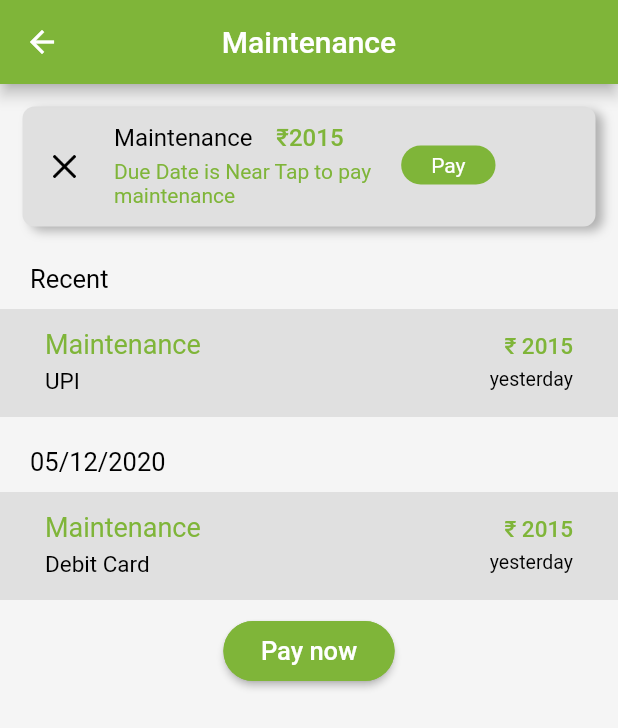
After one commit to Surenraj/DGC, a Flutter app: the screen it shows after launch, after a tap on "Maintenance", on a phone screen of 412 x 824 dp. The commit adds this screen. Shown: the top 728 px of the screen. Run offline on Flutter 3.47's test engine with Material 2 defaults, Android fonts, the phone set to English and light mode, and no system bars; our stand-ins replace awesome_dialog, eva_icons_flutter, flutter_svg, google_fonts, table_calendar; missing offline and left inert: date_range_picker.

Commit message:
21-06-2021

```diff
--- a/lib/user/UserHomePage.dart
+++ b/lib/user/UserHomePage.dart
@@ -7,6 +7,8 @@ import 'package:google_fonts/google_fonts.dart';
 import './Visitors/VisitorsLog.dart';
 import 'userNotification.dart';
 import './Tickets/userTicket.dart';
+import './events/UserEvents.dart';
+import './events/UserEventMaintenance.dart';
 
 class UserHomePage extends StatefulWidget {
   @override
@@ -275,7 +277,13 @@ class _UserHomePageState extends State<UserHomePage> {
                         height: 80,
                         margin: EdgeInsets.only(left: 20, right: 20, top: 10),
                         child: GestureDetector(
-                            onTap: () {},
+                            onTap: () {
+                              Navigator.push(
+                                context,
+                                MaterialPageRoute(
+                                    builder: (context) => UserEvents()),
+                              );
+                            },
                             child: new Card(
                               color: Color(0xFF7Fb539),
                               shape: RoundedRectangleBorder(
@@ -362,7 +370,14 @@ class _UserHomePageState extends State<UserHomePage> {
                         height: 80,
                         margin: EdgeInsets.only(left: 20, right: 20, top: 10),
                         child: GestureDetector(
-                            onTap: () {},
+                            onTap: () {
+                              Navigator.push(
+                                context,
+                                MaterialPageRoute(
+                                    builder: (context) =>
+                                        UserEventMaintenance()),
+                              );
+                            },
                             child: new Card(
                               color: Color(0xFF7Fb539),
                               shape: RoundedRectangleBorder(
@@ -419,6 +434,14 @@ class _UserHomePageState extends State<UserHomePage> {
                 Expanded(
                     child: Container(
                         margin: EdgeInsets.only(left: 16, right: 16, top: 5),
+                        child: GestureDetector(
+                          onTap: () {
+                            Navigator.push(
+                              context,
+                              MaterialPageRoute(
+                                  builder: (context) => UserEventMaintenance()),
+                            );
+                          },
                           child: Text(
                             "Maintenance",
                             textAlign: TextAlign.center,
@@ -426,6 +449,7 @@ class _UserHomePageState extends State<UserHomePage> {
                                 fontSize: 13,
                                 fontWeight: FontWeight.w500,
                                 color: Colors.black),
+                          ),
                         ))),
                 Expanded(
                     child: Container(
--- /dev/null
+++ b/lib/user/events/UserEventMaintenance.dart
@@ -0,0 +1,272 @@
+import 'package:flutter/material.dart';
+import 'package:flutter/services.dart';
+
+class UserEventMaintenance extends StatefulWidget {
+  const UserEventMaintenance({Key? key}) : super(key: key);
+
+  @override
+  _UserEventMaintenanceState createState() => _UserEventMaintenanceState();
+}
+
+class _UserEventMaintenanceState extends State<UserEventMaintenance> {
+  @override
+  Widget build(BuildContext context) {
+    SystemChrome.setSystemUIOverlayStyle(SystemUiOverlayStyle(
+      statusBarColor: Color(0xFF7Fb539),
+      statusBarBrightness: Brightness.light,
+      statusBarIconBrightness: Brightness.light,
+      systemNavigationBarColor: Color(0xFF7Fb539),
+      systemNavigationBarIconBrightness: Brightness.light,
+    ));
+    return Scaffold(
+        backgroundColor: Colors.grey[100],
+        appBar: AppBar(
+          backgroundColor: Color(0xFF7Fb539),
+          leading: IconButton(
+            icon: Icon(Icons.arrow_back, color: Colors.white),
+            onPressed: () => Navigator.of(context).pop(),
+          ),
+          title: Text("Maintenance"),
+          centerTitle: true,
+        ),
+        body: SingleChildScrollView(
+          child: Column(
+            children: [
+              Container(
+                  margin: const EdgeInsets.all(15.0),
+                  padding: const EdgeInsets.all(8.0),
+                  height: 80,
+                  decoration: BoxDecoration(
+                    boxShadow: <BoxShadow>[
+                      BoxShadow(
+                        color: Colors.grey.withOpacity(0.8),
+                        blurRadius: 5,
+                        offset: Offset(5, 3),
+                      ),
+                    ],
+                    color: Colors.grey.shade300,
+                    borderRadius: BorderRadius.circular(8),
+                  ),
+                  child: Stack(children: <Widget>[
+                    Row(children: <Widget>[
+                      CircleAvatar(
+                        backgroundColor: Colors.grey.shade300,
+                        radius: 20.0,
+                        child: Image.asset('images/cancel.png',
+                            height: 15, width: 15),
+                      ),
+                      Column(
+                          crossAxisAlignment: CrossAxisAlignment.start,
+                          children: <Widget>[
+                            Container(
+                                alignment: Alignment.topLeft,
+                                padding:
+                                    const EdgeInsets.only(left: 13.0, top: 3.0),
+                                child: RichText(
+                                    text: TextSpan(
+                                        text: "Maintenance",
+                                        style: TextStyle(
+                                            fontSize: 16,
+                                            fontWeight: FontWeight.w400,
+                                            color: Colors.black),
+                                        children: <TextSpan>[
+                                      TextSpan(
+                                        text: "    ₹2015",
+                                        style: TextStyle(
+                                            fontSize: 16,
+                                            fontWeight: FontWeight.w500,
+                                            color: Color(0xFF7Fb539)),
+                                      )
+                                    ]))),
+                            Container(
+                                padding:
+                                    const EdgeInsets.only(left: 13.0, top: 5.0),
+                                child: Text(
+                                    "Due Date is Near Tap to pay" +
+                                        "\n" +
+                                        "maintenance",
+                                    textAlign: TextAlign.left,
+                                    style: TextStyle(
+                                        fontSize: 14,
+                                        fontWeight: FontWeight.w400,
+                                        color: Color(0xFF7Fb539)))),
+                          ]),
+                      Column(
+                          mainAxisAlignment: MainAxisAlignment.end,
+                          crossAxisAlignment: CrossAxisAlignment.end,
+                          children: <Widget>[
+                            Container(
+                                margin: const EdgeInsets.only(left: 20.0),
+                                decoration: BoxDecoration(
+                                    color: Color(0xFF7Fb539),
+                                    borderRadius: BorderRadius.all(
+                                      Radius.circular(20),
+                                    )),
+                                child: Padding(
+                                  padding: const EdgeInsets.only(
+                                      left: 20.0,
+                                      right: 20.0,
+                                      top: 5.0,
+                                      bottom: 5),
+                                  child: Text("Pay",
+                                      style: TextStyle(color: Colors.white)),
+                                )),
+                            Container(
+                                padding: const EdgeInsets.only(top: 5.0),
+                                child: Text(" ",
+                                    textAlign: TextAlign.right,
+                                    style: TextStyle(
+                                        fontSize: 13,
+                                        fontWeight: FontWeight.w400,
+                                        color: Colors.black))),
+                          ]),
+                    ])
+                  ])),
+              Container(
+                  padding:
+                      const EdgeInsets.only(left: 20.0, top: 10.0, right: 20.0),
+                  child: Align(
+                      alignment: Alignment.topLeft,
+                      child: Text("Recent",
+                          style: TextStyle(
+                              fontSize: 17,
+                              fontWeight: FontWeight.w400,
+                              color: Colors.black)))),
+              Container(
+                margin: const EdgeInsets.only(top: 10, bottom: 10),
+                padding: const EdgeInsets.only(left: 30, right: 30, bottom: 15),
+                decoration: BoxDecoration(
+                  color: Colors.grey.shade300,
+                ),
+                child: Row(
+                    mainAxisAlignment: MainAxisAlignment.spaceBetween,
+                    children: <Widget>[
+                      Column(
+                          mainAxisAlignment: MainAxisAlignment.start,
+                          crossAxisAlignment: CrossAxisAlignment.start,
+                          children: <Widget>[
+                            Container(
+                                alignment: Alignment.topLeft,
+                                padding: const EdgeInsets.only(top: 13.0),
+                                child: Text("Maintenance",
+                                    textAlign: TextAlign.left,
+                                    style: TextStyle(
+                                        fontSize: 18,
+                                        fontWeight: FontWeight.w400,
+                                        color: Color(0xFF7Fb539)))),
+                            Container(
+                                padding: const EdgeInsets.only(top: 5.0),
+                                child: Text("UPI",
+                                    textAlign: TextAlign.left,
+                                    style: TextStyle(
+                                        fontSize: 15,
+                                        fontWeight: FontWeight.w400,
+                                        color: Colors.black))),
+                          ]),
+                      SizedBox(height: 13),
+                      Column(
+                          mainAxisAlignment: MainAxisAlignment.end,
+                          crossAxisAlignment: CrossAxisAlignment.end,
+                          children: <Widget>[
+                            Container(
+                                padding: const EdgeInsets.only(top: 13.0),
+                                child: Text("₹ 2015",
+                                    textAlign: TextAlign.right,
+                                    style: TextStyle(
+                                        fontSize: 15,
+                                        fontWeight: FontWeight.w500,
+                                        color: Color(0xFF7Fb539)))),
+                            Container(
+                                padding: const EdgeInsets.only(top: 5.0),
+                                child: Text("yesterday",
+                                    textAlign: TextAlign.right,
+                                    style: TextStyle(
+                                        fontSize: 13,
+                                        fontWeight: FontWeight.w400,
+                                        color: Colors.black))),
+                          ]),
+                    ]),
+              ),
+              Container(
+                  padding:
+                      const EdgeInsets.only(left: 20.0, top: 10.0, right: 20.0),
+                  child: Align(
+                      alignment: Alignment.topLeft,
+                      child: Text("05/12/2020",
+                          style: TextStyle(
+                              fontSize: 17,
+                              fontWeight: FontWeight.w400,
+                              color: Colors.black)))),
+              Container(
+                margin: const EdgeInsets.only(top: 10, bottom: 10),
+                padding: const EdgeInsets.only(left: 30, right: 30, bottom: 15),
+                decoration: BoxDecoration(
+                  color: Colors.grey.shade300,
+                ),
+                child: Row(
+                    mainAxisAlignment: MainAxisAlignment.spaceBetween,
+                    children: <Widget>[
+                      Column(
+                          mainAxisAlignment: MainAxisAlignment.start,
+                          crossAxisAlignment: CrossAxisAlignment.start,
+                          children: <Widget>[
+                            Container(
+                                alignment: Alignment.topLeft,
+                                padding: const EdgeInsets.only(top: 13.0),
+                                child: Text("Maintenance",
+                                    textAlign: TextAlign.left,
+                                    style: TextStyle(
+                                        fontSize: 18,
+                                        fontWeight: FontWeight.w400,
+                                        color: Color(0xFF7Fb539)))),
+                            Container(
+                                padding: const EdgeInsets.only(top: 5.0),
+                                child: Text("Debit Card",
+                                    textAlign: TextAlign.left,
+                                    style: TextStyle(
+                                        fontSize: 15,
+                                        fontWeight: FontWeight.w400,
+                                        color: Colors.black))),
+                          ]),
+                      SizedBox(height: 13),
+                      Column(
+                          mainAxisAlignment: MainAxisAlignment.end,
+                          crossAxisAlignment: CrossAxisAlignment.end,
+                          children: <Widget>[
+                            Container(
+                                padding: const EdgeInsets.only(top: 13.0),
+                                child: Text("₹ 2015",
+                                    textAlign: TextAlign.right,
+                                    style: TextStyle(
+                                        fontSize: 15,
+                                        fontWeight: FontWeight.w500,
+                                        color: Color(0xFF7Fb539)))),
+                            Container(
+                                padding: const EdgeInsets.only(top: 5.0),
+                                child: Text("yesterday",
+                                    textAlign: TextAlign.right,
+                                    style: TextStyle(
+                                        fontSize: 13,
+                                        fontWeight: FontWeight.w400,
+                                        color: Colors.black))),
+                          ]),
+                    ]),
+              ),
+              RaisedButton(
+                  padding:
+                      EdgeInsets.only(top: 10, left: 25, right: 25, bottom: 10),
+                  color: Color(0xFF7Fb539),
+                  onPressed: () {},
+                  child: Text('Pay now',
+                      style: TextStyle(
+                          fontSize: 17,
+                          fontWeight: FontWeight.w500,
+                          color: Colors.white)),
+                  shape: RoundedRectangleBorder(
+                      borderRadius: BorderRadius.circular(25.0),
+                      side: BorderSide(color: Color(0xFF7Fb539), width: 1.5))),
+            ],
+          ),
+        ));
+  }
+}
--- a/pubspec.yaml
+++ b/pubspec.yaml
@@ -33,6 +33,9 @@ dependencies:
   google_fonts:
   date_range_picker:
   awesome_dialog: ^2.1.0
+  table_calendar: ^2.2.3
+
+
 
 dev_dependencies:
   flutter_test:
```
Also changed, not shown: lib/user/events/UserEvents.dart (added, +236 -0 lines), images/cancel.png (added), pubspec.lock. Lines whose indentation alone changed are shown as unchanged.
